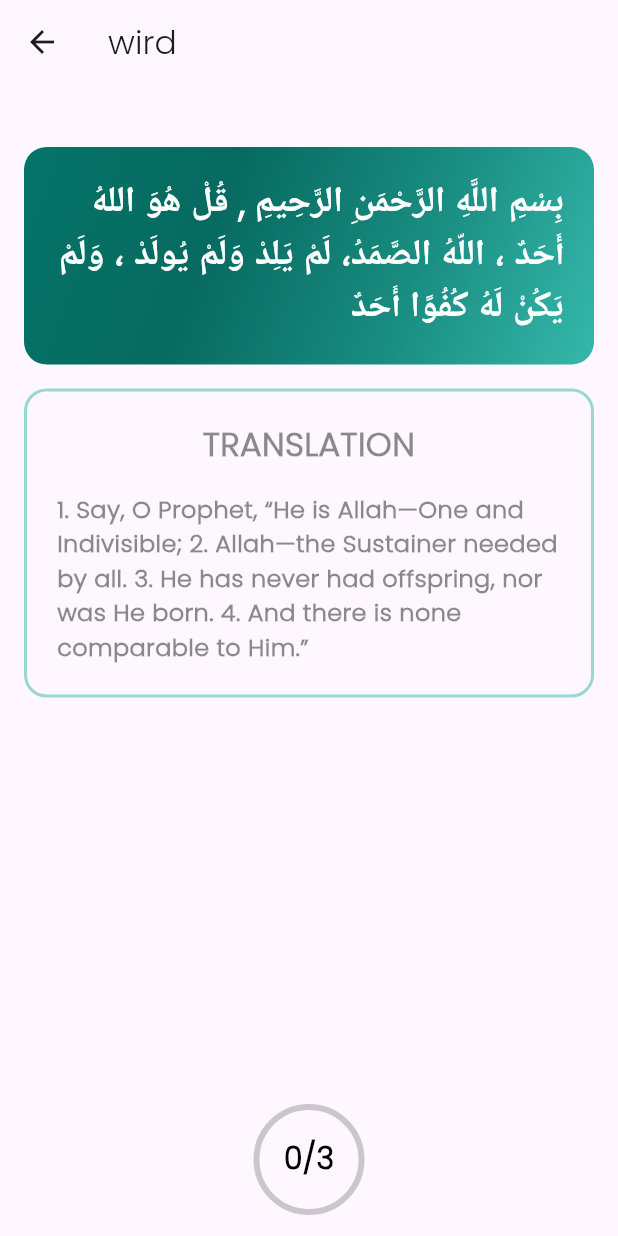
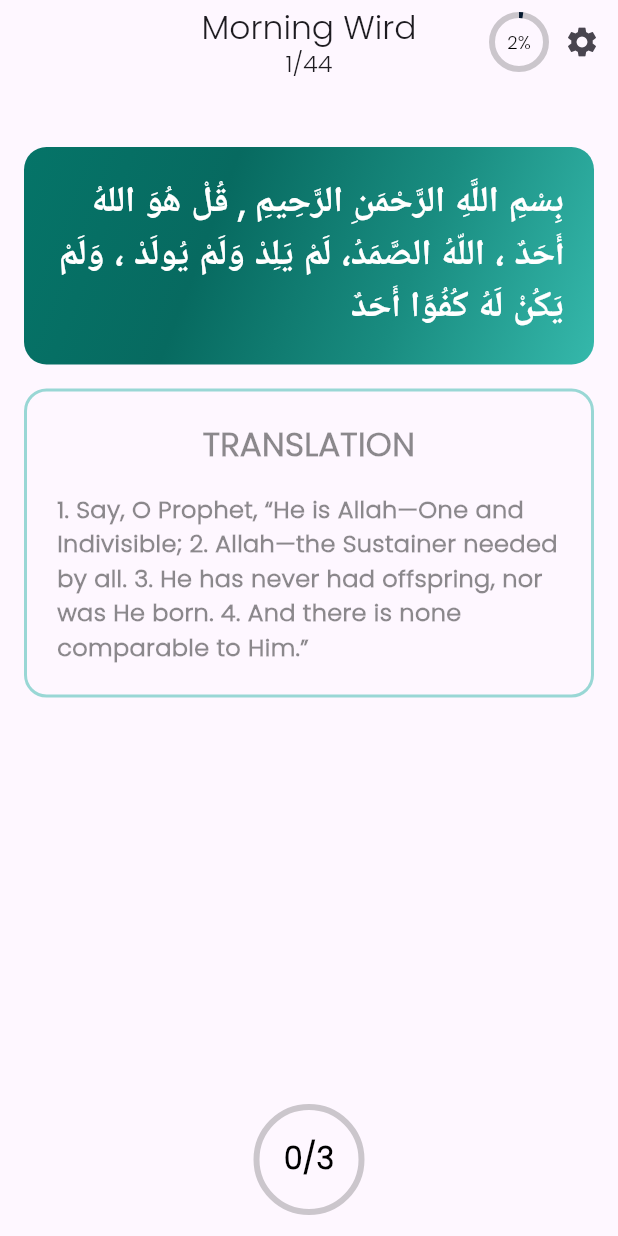
Before and after one commit to aslahmogral/wirdul_latif_app, a Flutter app: the screen it shows after launch, after a tap on "Morning", on a phone screen of 412 x 824 dp. Run offline on Flutter 3.47's test engine with Material 3 defaults, Android fonts, the light colour scheme and no system bars; our stand-ins replace flutter_animate, lottie; missing offline and left inert: dart:ffi; project files that could hold a hidden picture were left out.

Commit message:
added percentage to track wird

```diff
--- a/lib/screens/wird_screen/wird_screen.dart
+++ b/lib/screens/wird_screen/wird_screen.dart
@@ -21,7 +21,44 @@ class WirdScreen extends StatelessWidget {
           builder: (context, model, child) {
             return Scaffold(
               appBar: AppBar(
-                title: Text('wird'),
+                leading: Container(),
+                centerTitle: true,
+                title: Column(
+                  mainAxisSize: MainAxisSize.min,
+                  children: [
+                    model.type == WirdType.morning
+                        ? Text('Morning Wird')
+                        : Text('Evening Wird'),
+                    Text(
+                      '1/44',
+                      style: TextStyle(fontSize: 16),
+                    )
+                  ],
+                ),
+                actions: [
+                  Stack(
+                    alignment: Alignment.center,
+                    children: [
+                      CircularProgressIndicator(
+                        backgroundColor: Colors.black45.withOpacity(0.2),
+                        value: (model.currentPage + 1) / model.wirdList.length ,
+                        valueColor: AlwaysStoppedAnimation<Color>(
+                            WirdColors.primaryColor),
+                      ),
+                      const SizedBox(
+                        width: 10,
+                      ),
+                      Text(
+                        '${((model.currentPage + 1) / model.wirdList.length * 100).toStringAsFixed(0)}%',
+                        style: TextStyle(
+                          fontSize: 12,
+                          color: Colors.black,
+                        ),
+                      ),
+                    ],
+                  ),
+                  IconButton(onPressed: () {}, icon: Icon(Icons.settings)),
+                ],
               ),
               body: PageView.builder(
                 itemCount: model.wirdList.length,
@@ -153,18 +190,20 @@ class WirdScreen extends StatelessWidget {
                                   ),
                                 ),
                                 Visibility(
-                                  visible: model.wirdList[model.currentPage].completed ?? false,
+                                  visible: model.wirdList[model.currentPage]
+                                          .completed ??
+                                      false,
                                   child: Container(
                                     height: 75,
                                     width: 75,
                                     decoration: BoxDecoration(
-                                      shape: BoxShape.circle,
-                                      color: WirdColors.primaryDaycolor,
-                                      gradient: WirdGradients.listTileShadeGradient
-                                    ),
+                                        shape: BoxShape.circle,
+                                        color: WirdColors.primaryDaycolor,
+                                        gradient: WirdGradients
+                                            .listTileShadeGradient),
                                     child: Center(
                                       child: Icon(
-                                        size:35,
+                                        size: 35,
                                         Icons.done_all,
                                         color: Colors.white,
                                       ),
--- a/lib/screens/wird_screen/wird_screen_model.dart
+++ b/lib/screens/wird_screen/wird_screen_model.dart
@@ -1,6 +1,8 @@
 import 'package:flutter/material.dart';
 import 'package:wirdul_latif/data/wirddata.dart';
 import 'package:wirdul_latif/model/wird.dart';
+
+enum WirdType { morning, evening }
 
 class WirdScreenModel with ChangeNotifier {
   List<Wird> wirdList = [];
@@ -8,11 +10,15 @@ class WirdScreenModel with ChangeNotifier {
   PageController controller = PageController();
   int currentPageWirdCounted =
       0; // here the wird.counted assigned because of ui not reflecting issue
+  late WirdType type;
 
   WirdScreenModel(arguments) {
-    if (arguments['wird'] == 'morning') {
+    type = arguments['wird'] == 'morning'
+        ? WirdType.morning
+        : WirdType.evening;
+    if (type == WirdType.morning) {
       wirdList = WirdulLatif.morningWird;
-    } else if (arguments['wird'] == 'evening') {
+    } else {
       wirdList = WirdulLatif.eveningWird;
     }
     controller.addListener(_onPageChanged);
```
